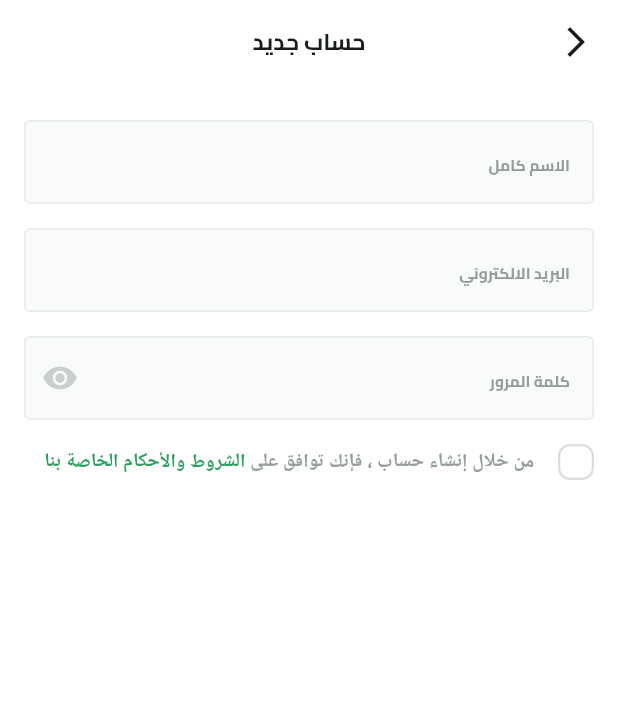
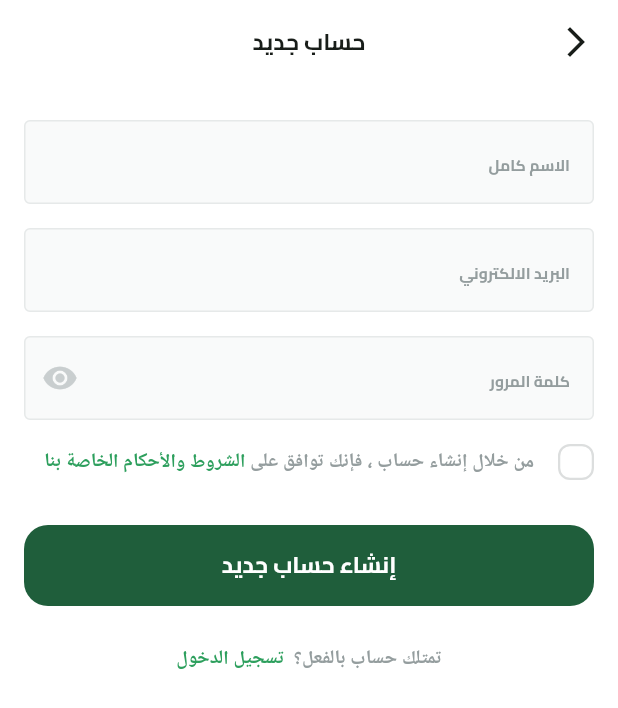
Before and after one commit to moohamed154/fruits_hub, a Flutter app: the SignupView screen opened by its route, on a phone screen of 412 x 824 dp. Shown: the top 708 px of the screen. Run offline on Flutter 3.47's test engine with Material 3 defaults, Android fonts, the phone set to English and light mode, and no system bars; our stand-ins replace dots_indicator, flutter_svg, shared_preferences; accounts and stored records are empty.

Commit message:
Add custom button and "Have an Account" widget and finish signup view

```diff
--- /dev/null
+++ b/lib/features/auth/presentation/views/widgets/have_an_account_widget.dart
@@ -0,0 +1,42 @@
+import 'package:flutter/gestures.dart';
+import 'package:flutter/material.dart';
+import 'package:fruits_hub/core/utils/app_colors.dart';
+import 'package:fruits_hub/core/utils/app_text_styles.dart';
+
+class HAveAnAccountWidget extends StatelessWidget {
+  const HAveAnAccountWidget({super.key});
+
+  @override
+  Widget build(BuildContext context) {
+    return Text.rich(
+      TextSpan(
+        children: [
+          TextSpan(
+            text: 'تمتلك حساب بالفعل؟ ',
+            style: TextStyles.semiBold16(context).copyWith(
+              color: Color(0xFF949D9E),
+            ),
+          ),
+          TextSpan(
+            text: ' ',
+            style: TextStyles.semiBold16(context).copyWith(
+              color: Color(0xFF616A6B),
+            ),
+          ),
+          TextSpan(
+            recognizer: TapGestureRecognizer()
+              ..onTap = () {
+                // Navigate to signup view
+                Navigator.pop(context);
+              },
+            text: 'تسجيل الدخول',
+            style: TextStyles.semiBold16(context).copyWith(
+              color: AppColors.lightPrimaryColor,
+            ),
+          ),
+        ],
+      ),
+      textAlign: TextAlign.center,
+    );
+  }
+}
--- a/lib/features/auth/presentation/views/widgets/signup_view_body.dart
+++ b/lib/features/auth/presentation/views/widgets/signup_view_body.dart
@@ -1,6 +1,8 @@
 import 'package:flutter/material.dart';
 import 'package:fruits_hub/constants.dart';
+import 'package:fruits_hub/core/widgets/custom_button.dart';
 import 'package:fruits_hub/core/widgets/custom_text_field.dart';
+import 'package:fruits_hub/features/auth/presentation/views/widgets/have_an_account_widget.dart';
 import 'package:fruits_hub/features/auth/presentation/views/widgets/terms_and_conditions.dart';
 
 class SignupViewBody extends StatelessWidget {
@@ -36,6 +38,17 @@ class SignupViewBody extends StatelessWidget {
               height: 16,
             ),
             TermsAndConditions(),
+            SizedBox(
+              height: 30,
+            ),
+            CustomButton(
+              onPressed: () {},
+              text: 'إنشاء حساب جديد',
+            ),
+            SizedBox(
+              height: 26,
+            ),
+            HAveAnAccountWidget(),
           ],
         ),
       ),
```
